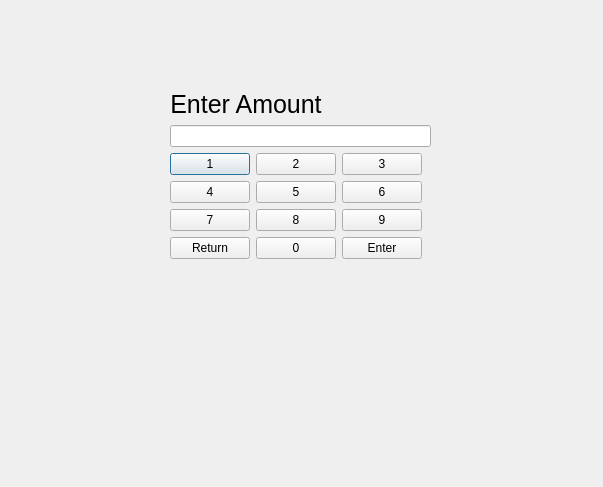
Qt form bank-automat/customwithdrawal.ui (sannatikk/ATM_simulator_app) before a commit.
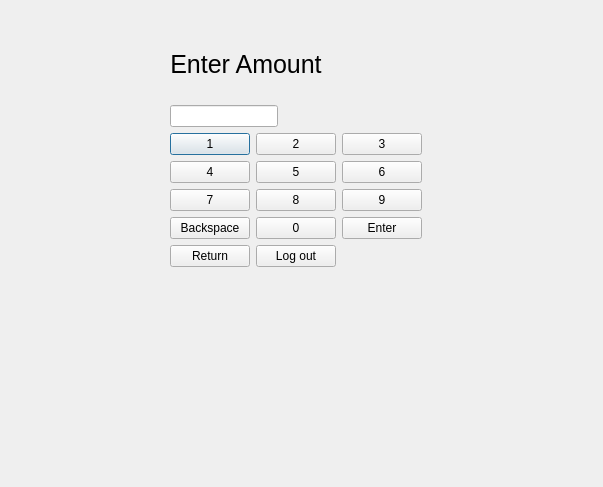
The same form after that commit.

Diff of the .ui file:
```diff
--- a/bank-automat/customwithdrawal.ui
+++ b/bank-automat/customwithdrawal.ui
@@ -17,9 +17,9 @@
    <property name="geometry">
     <rect>
      <x>170</x>
-     <y>90</y>
-     <width>261</width>
-     <height>311</height>
+     <y>50</y>
+     <width>342</width>
+     <height>411</height>
     </rect>
    </property>
    <layout class="QFormLayout" name="formLayout">
@@ -41,10 +41,17 @@
       </property>
      </widget>
     </item>
-    <item row="1" column="0" colspan="2">
-     <widget class="QLineEdit" name="lineEditAmount"/>
+    <item row="1" column="0">
+     <widget class="QLabel" name="label">
+      <property name="text">
+       <string/>
+      </property>
+     </widget>
     </item>
     <item row="2" column="0">
+     <widget class="QLineEdit" name="lineEditAmount"/>
+    </item>
+    <item row="3" column="0">
      <layout class="QHBoxLayout" name="horizontalLayout_4">
       <item>
        <widget class="QPushButton" name="btn1">
@@ -69,7 +76,7 @@
       </item>
      </layout>
     </item>
-    <item row="3" column="0">
+    <item row="4" column="0">
      <layout class="QHBoxLayout" name="horizontalLayout">
       <item>
        <widget class="QPushButton" name="btn4">
@@ -94,7 +101,7 @@
       </item>
      </layout>
     </item>
-    <item row="4" column="0">
+    <item row="5" column="0">
      <layout class="QHBoxLayout" name="horizontalLayout_2">
       <item>
        <widget class="QPushButton" name="btn7">
@@ -119,12 +126,12 @@
       </item>
      </layout>
     </item>
-    <item row="5" column="0">
+    <item row="6" column="0">
      <layout class="QHBoxLayout" name="horizontalLayout_5">
       <item>
-       <widget class="QPushButton" name="btnReturn">
+       <widget class="QPushButton" name="btnBackspace">
         <property name="text">
-         <string>Return</string>
+         <string>Backspace</string>
         </property>
        </widget>
       </item>
@@ -144,6 +151,31 @@
       </item>
      </layout>
     </item>
+    <item row="8" column="0">
+     <widget class="QLabel" name="incorrectAmountLabel">
+      <property name="text">
+       <string> </string>
+      </property>
+     </widget>
+    </item>
+    <item row="7" column="0">
+     <layout class="QHBoxLayout" name="horizontalLayout_3">
+      <item>
+       <widget class="QPushButton" name="btnReturn">
+        <property name="text">
+         <string>Return</string>
+        </property>
+       </widget>
+      </item>
+      <item>
+       <widget class="QPushButton" name="btnLogOut">
+        <property name="text">
+         <string>Log out</string>
+        </property>
+       </widget>
+      </item>
+     </layout>
+    </item>
    </layout>
   </widget>
  </widget>
```
